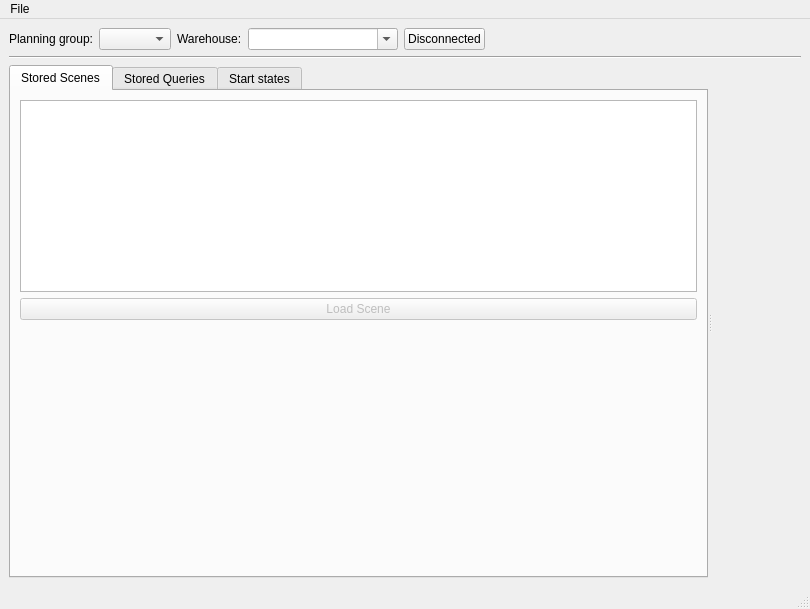
First picture: the form in benchmarks/benchmark_tool/src/ui/main_window.ui, repository moveit/moveit, before the edit.
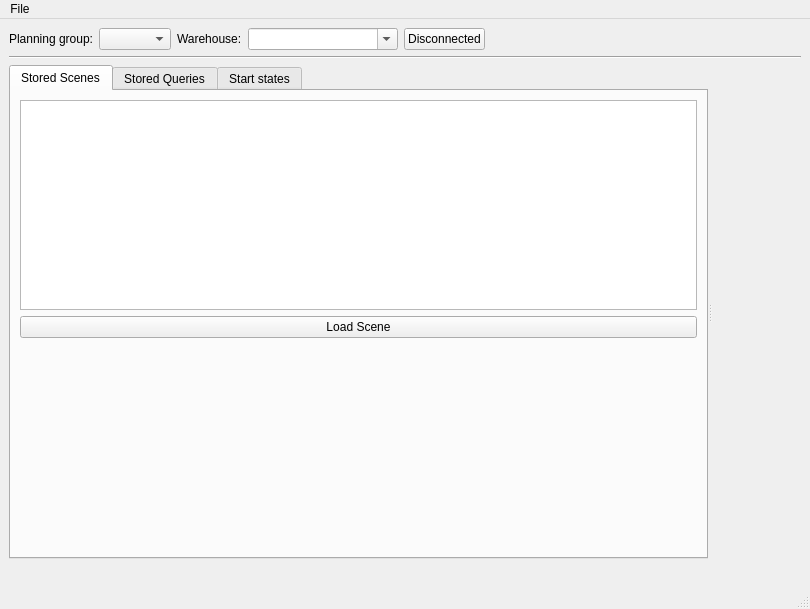
Second picture: the form after the edit.

Commit message: Use PlanningSceneDisplay for the scene monitor and rendering

```diff
--- a/benchmarks/benchmark_tool/src/ui/main_window.ui
+++ b/benchmarks/benchmark_tool/src/ui/main_window.ui
@@ -137,49 +137,19 @@
               </property>
              </spacer>
             </item>
-            <item row="1" column="0">
-             <widget class="QTreeWidget" name="planning_scene_tree">
-              <property name="sizePolicy">
-               <sizepolicy hsizetype="Expanding" vsizetype="Preferred">
-                <horstretch>0</horstretch>
-                <verstretch>0</verstretch>
-               </sizepolicy>
-              </property>
-              <property name="cursor" stdset="0">
-               <cursorShape>PointingHandCursor</cursorShape>
-              </property>
-              <property name="editTriggers">
-               <set>QAbstractItemView::DoubleClicked|QAbstractItemView::EditKeyPressed</set>
-              </property>
-              <property name="selectionMode">
-               <enum>QAbstractItemView::SingleSelection</enum>
-              </property>
-              <property name="headerHidden">
-               <bool>true</bool>
-              </property>
-              <property name="expandsOnDoubleClick">
-               <bool>true</bool>
-              </property>
-              <property name="columnCount">
-               <number>1</number>
-              </property>
-              <column>
-               <property name="text">
-                <string>1</string>
-               </property>
-              </column>
-             </widget>
-            </item>
             <item row="2" column="0">
              <widget class="QPushButton" name="load_scene_button">
               <property name="enabled">
-               <bool>false</bool>
+               <bool>true</bool>
               </property>
               <property name="text">
                <string>Load Scene</string>
               </property>
              </widget>
             </item>
+            <item row="1" column="0">
+             <widget class="QListWidget" name="planning_scene_list"/>
+            </item>
            </layout>
           </widget>
           <widget class="QWidget" name="goal_poses_and_states">
@@ -508,6 +478,25 @@
       </widget>
      </widget>
     </item>
+    <item>
+     <widget class="QLabel" name="status_label">
+      <property name="sizePolicy">
+       <sizepolicy hsizetype="Preferred" vsizetype="Fixed">
+        <horstretch>0</horstretch>
+        <verstretch>0</verstretch>
+       </sizepolicy>
+      </property>
+      <property name="font">
+       <font>
+        <pointsize>8</pointsize>
+        <italic>true</italic>
+       </font>
+      </property>
+      <property name="text">
+       <string/>
+      </property>
+     </widget>
+    </item>
    </layout>
   </widget>
   <widget class="QMenuBar" name="menubar">
```
The commit also changes 3 other files.
